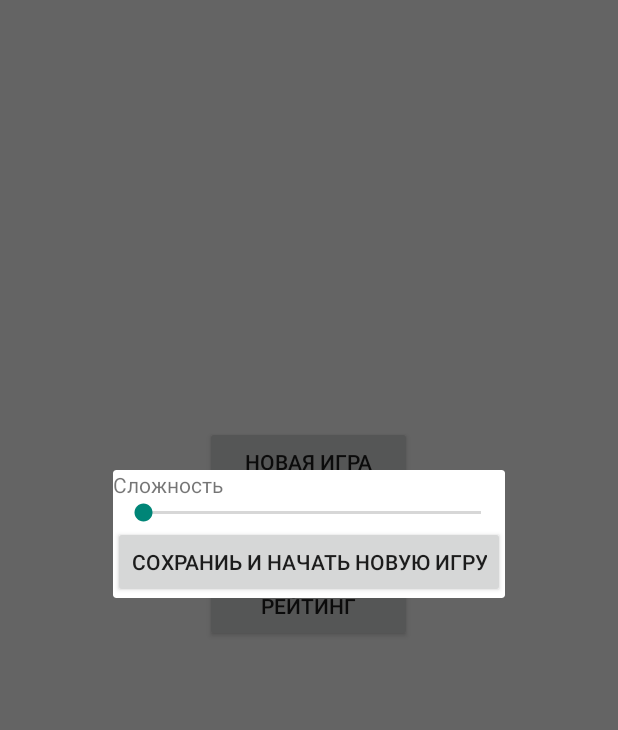
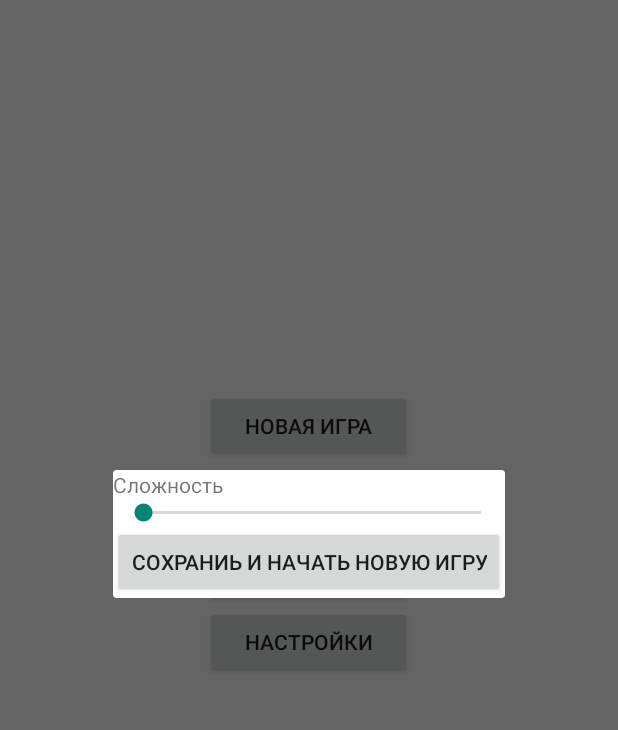
Before and after one commit to mihaHramov/sudocu, an Android app: the screen it shows after launch (MenuActivity), after a tap on "НОВАЯ ИГРА", on a phone screen of 412 x 824 dp, the part 84-814 px from its top. Run offline under Robolectric (Android 15) with nearby library versions, the phone set to English and light mode, and no system bars; our stand-ins replace ButterKnife; 1 statement that could not run was skipped.

Commit message:
refact menu

```diff
--- a/app/src/main/java/com/example/miha/sudocu/view/activity/MenuActivity.java
+++ b/app/src/main/java/com/example/miha/sudocu/view/activity/MenuActivity.java
@@ -28,6 +28,10 @@ public class MenuActivity extends Activity {
     void onClickNewGame(){
         dialog.showDialog();
     }
+    @OnClick(R.id.open_setting)
+     void onClickOpenSettings(){
+        openNewActivity(new Intent(this,SettingsActivity.class));
+    }
 
     @Override
     protected void onCreate(Bundle savedInstanceState) {
--- a/app/src/main/res/layout/activity_menu.xml
+++ b/app/src/main/res/layout/activity_menu.xml
@@ -11,9 +11,9 @@
         android:layout_width="match_parent"
         android:layout_height="wrap_content"
         android:background="?attr/colorPrimary"
-        app:titleTextColor="@color/colorWhite"
         android:minHeight="?android:attr/actionBarSize"
-        app:title="@string/app_name" />
+        app:title="@string/app_name"
+        app:titleTextColor="@color/colorWhite" />
 
     <LinearLayout
         android:layout_width="wrap_content"
@@ -31,9 +31,15 @@
             android:id="@+id/restore"
             style="@style/menuItem"
             android:text="@string/load_game_menu" />
+
         <Button
             android:id="@+id/rating"
             style="@style/menuItem"
-            android:text="@string/rating"/>
+            android:text="@string/rating" />
+
+        <Button
+            android:id="@+id/open_setting"
+            style="@style/menuItem"
+            android:text="@string/title_activity_settings" />
     </LinearLayout>
 </RelativeLayout>
```
